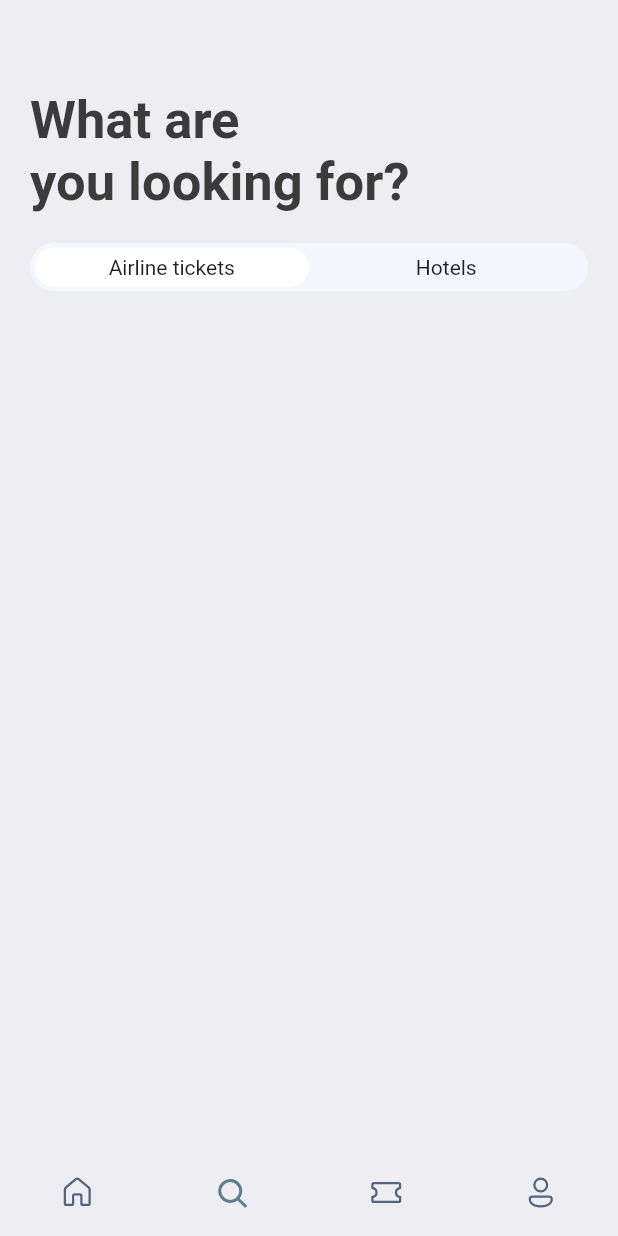
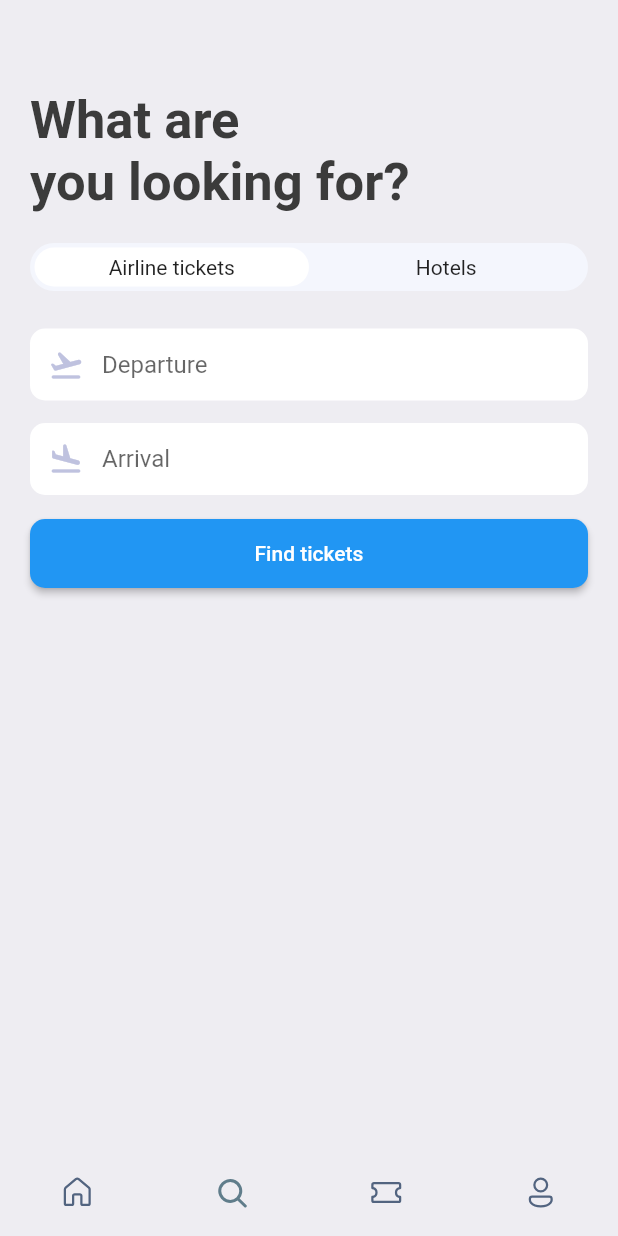
Before and after one commit to hu-shukang/flutter_full_course, a Flutter app: the screen it shows after launch, on a phone screen of 412 x 824 dp. Run offline on Flutter 3.47's test engine with Material 2 defaults, Android fonts, the phone set to English and light mode, and no system bars; our stand-ins replace dots_indicator, fluentui_icons, flutter_local_notifications, get, get_storage, logger and 1 more.

Commit message:
custom text input

```diff
--- /dev/null
+++ b/ticket/lib/common/model/search.dart
@@ -0,0 +1,12 @@
+import 'package:flutter/material.dart';
+
+class TextInputModel {
+  TextInputModel({
+    required this.controller,
+    required this.hintText,
+    required this.icon
+  });
+  late final TextEditingController controller;
+  late final String hintText;
+  late final IconData icon;
+}
--- a/ticket/lib/common/style/color.dart
+++ b/ticket/lib/common/style/color.dart
@@ -6,6 +6,7 @@ class AppColor {
   static Color bgColor = const Color(0xffeeedf2);
   static Color orangeColor = const Color(0xfff37b67);
   static Color iconColor = const Color(0xffbfc205);
+  static Color secondaryIconColor = const Color(0xffbfc2df);
   static Color selectedItemColor = Colors.blueGrey;
   static Color unselectedItemColor = const Color(0xFF526480);
   static Color kakiColor = const Color(0xffd2bdb6);
--- a/ticket/lib/pages/search/controller.dart
+++ b/ticket/lib/pages/search/controller.dart
@@ -1,9 +1,23 @@
+import 'package:flutter/material.dart';
 import 'package:get/get.dart';
+import 'package:ticket/common/model/search.dart';
 
 class SearchController extends GetxController {
   final Iterable<MapEntry<int, String>> ticketSwitches = ["Airline tickets", "Hotels"].asMap().entries;
   final _currentSwitchIndex = 0.obs;
   int get currentSwitchIndex => _currentSwitchIndex.value;
+  final _departureController = TextEditingController();
+  final _arrivalController = TextEditingController();
+
+  late final TextInputModel departureTextInputModel;
+  late final TextInputModel arrivalTextInputModel;
+
+  @override
+  void onInit() {
+    super.onInit();
+    departureTextInputModel = TextInputModel(controller: _departureController, hintText: "Departure", icon: Icons.flight_takeoff_rounded);
+    arrivalTextInputModel = TextInputModel(controller: _arrivalController, hintText: "Arrival", icon: Icons.flight_land_rounded);
+  }
 
   void handleSwitchChange(int index) {
     _currentSwitchIndex.value = index;
--- a/ticket/lib/pages/search/view.dart
+++ b/ticket/lib/pages/search/view.dart
@@ -3,6 +3,7 @@ import 'package:get/get.dart';
 import 'package:ticket/common/style/color.dart';
 import 'package:ticket/common/style/text.dart';
 import 'package:ticket/common/utils/app_layout.dart';
+import 'package:ticket/pages/search/widgets/address_input.dart';
 import 'package:ticket/pages/search/widgets/ticket_switch_bar.dart';
 
 import 'controller.dart';
@@ -23,6 +24,21 @@ class SearchPage extends GetView<SearchController> {
           ),
           const SizedBox(height: 20),
           TicketSwitchBar(),
+          const SizedBox(height: 25),
+          AddressInput(model: controller.departureTextInputModel),
+          const SizedBox(height: 15),
+          AddressInput(model: controller.arrivalTextInputModel),
+          const SizedBox(height: 15),
+          ElevatedButton(
+            style: ElevatedButton.styleFrom(
+              padding: const EdgeInsets.symmetric(vertical: 15),
+              shape: RoundedRectangleBorder(
+                borderRadius: BorderRadius.circular(10),
+              ),
+            ),
+            onPressed: () {},
+            child: const Text('Find tickets'),
+          ),
         ],
       ),
     );
--- /dev/null
+++ b/ticket/lib/pages/search/widgets/address_input.dart
@@ -0,0 +1,34 @@
+import 'package:flutter/material.dart';
+import 'package:get/get.dart';
+import 'package:ticket/common/model/search.dart';
+
+import '../../../common/style/color.dart';
+import '../controller.dart';
+
+class AddressInput extends StatelessWidget {
+  final TextInputModel model;
+  const AddressInput({Key? key, required this.model}) : super(key: key);
+
+  @override
+  Widget build(BuildContext context) {
+    return Container(
+      decoration: BoxDecoration(
+        color: Colors.white,
+        borderRadius: BorderRadius.circular(10)
+      ),
+      child: TextField(
+        maxLines: 1,
+        textAlignVertical: TextAlignVertical.center,
+        controller: model.controller,
+        decoration: InputDecoration(
+          border: InputBorder.none,
+          hintText: model.hintText,
+          prefixIcon: Icon(
+            model.icon,
+            color: AppColor.secondaryIconColor,
+          ),
+        ),
+      ),
+    );
+  }
+}
--- a/ticket/lib/pages/search/widgets/ticket_switch_bar.dart
+++ b/ticket/lib/pages/search/widgets/ticket_switch_bar.dart
@@ -3,7 +3,6 @@ import 'package:get/get.dart';
 import 'package:ticket/pages/search/controller.dart';
 
 import '../../../common/style/color.dart';
-import '../../../common/utils/app_layout.dart';
 
 class TicketSwitchBar extends StatelessWidget {
   TicketSwitchBar({Key? key}) : super(key: key);
@@ -18,6 +17,7 @@ class TicketSwitchBar extends StatelessWidget {
         color: Colors.white,
       );
     }
+    return null;
   }
 
   @override
```
